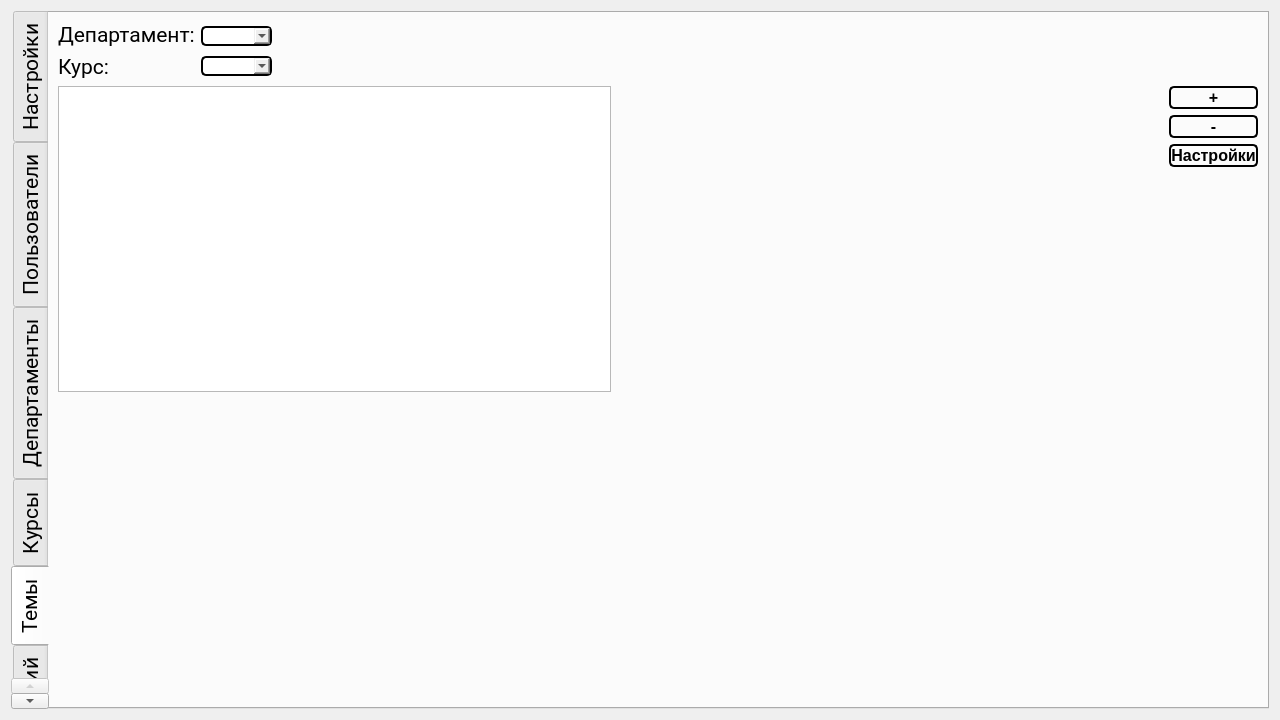
Rayzedan/SystemControlStudent, file adminwin.ui: the form before one commit.
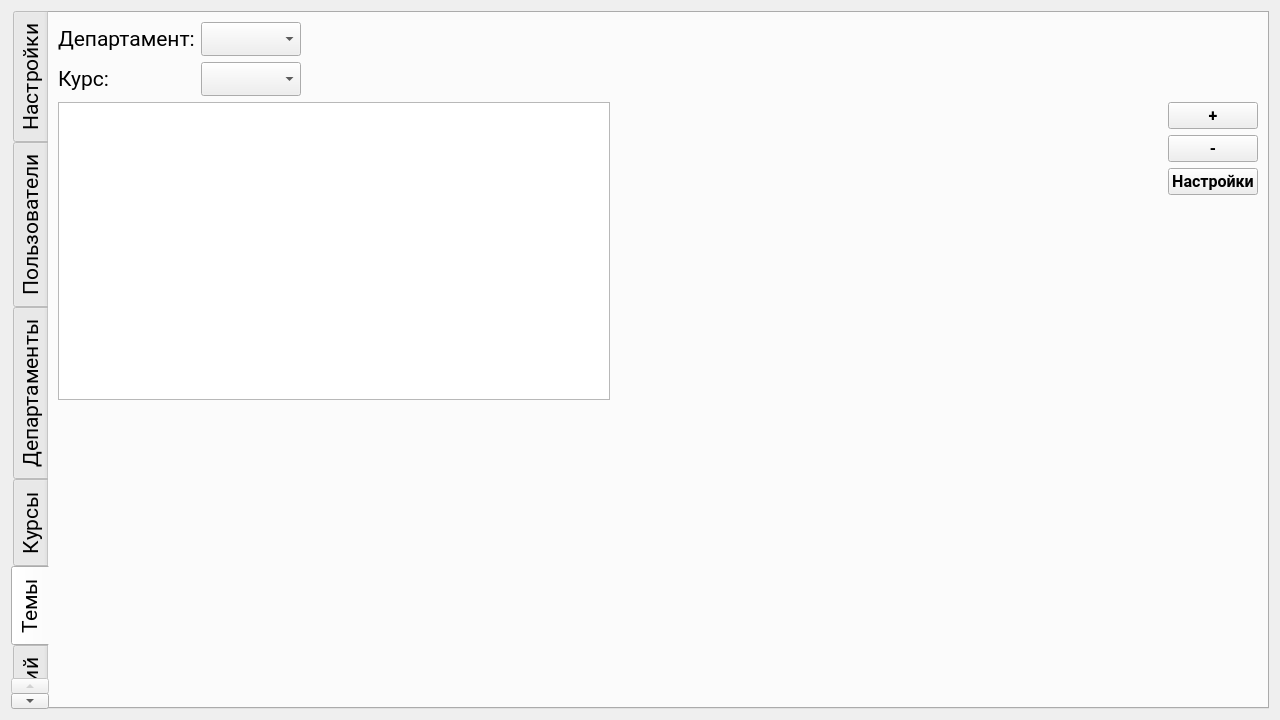
The form after the commit. Custom widgets are drawn as their Qt base class.

Commit message: Убрал дизайн

Patch:
```diff
--- a/adminwin.ui
+++ b/adminwin.ui
@@ -26,21 +26,7 @@
    <string>Панель администратора</string>
   </property>
   <property name="styleSheet">
-   <string notr="true">QMainWindow {
-background: white;
-}
-QPushButton , QLineEdit,QComboBox{
-  color: white;
-  font-weight: 700;
-text-decoration: none;
-  color: black;
-  outline: none;
-  border: 2px solid;
-  border-radius: 5px;
-
-}
-QPushButton:hover { background: gray; }
-QPushButton:pressed { background: white; }</string>
+   <string notr="true"/>
   </property>
   <layout class="QVBoxLayout" name="verticalLayout_2">
    <item>
```
The commit also changes 3 other files.
